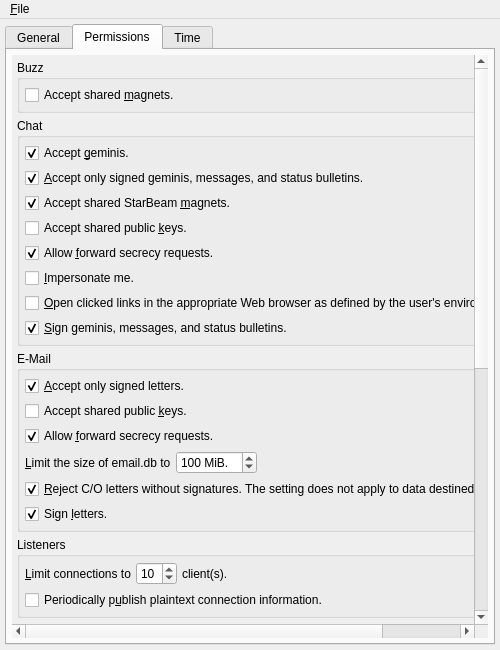
The window that branches/trunk/UI/spot-on-options.ui (textbrowser/spot-on) describes before a commit, drawn with Qt 5.
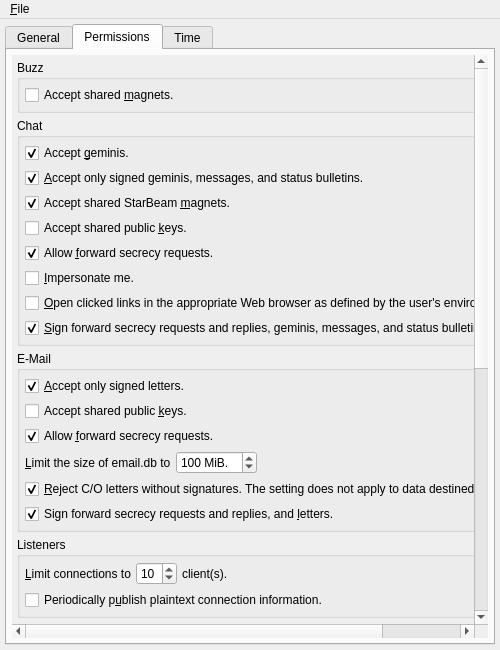
The same window after the commit. The open tabs and pages were chosen to show the change. Icons and pictures are not drawn.

Commit message: Avoid launching RSS threads if the user has not authenticated. Corrected signal-slot connection. Disable GCM for Threefish. More descriptive text in Options.

The edit to the form file:
```diff
--- a/branches/trunk/UI/spot-on-options.ui
+++ b/branches/trunk/UI/spot-on-options.ui
@@ -1276,8 +1276,8 @@
             <rect>
              <x>0</x>
              <y>0</y>
-             <width>605</width>
-             <height>1084</height>
+             <width>723</width>
+             <height>1072</height>
             </rect>
            </property>
            <layout class="QVBoxLayout" name="verticalLayout_11">
@@ -1400,7 +1400,7 @@
                <item>
                 <widget class="QCheckBox" name="chatSignMessages">
                  <property name="text">
-                  <string>&amp;Sign geminis, messages, and status bulletins.</string>
+                  <string>&amp;Sign forward secrecy requests and replies, geminis, messages, and status bulletins.</string>
                  </property>
                  <property name="checked">
                   <bool>true</bool>
@@ -1535,7 +1535,7 @@
                   <string>&lt;html&gt;&lt;head/&gt;&lt;body&gt;&lt;p&gt;The kernel is responsible for signing messages. Please avoid toggling this checkbox until queued messages have been processed by the kernel.&lt;/p&gt;&lt;/body&gt;&lt;/html&gt;</string>
                  </property>
                  <property name="text">
-                  <string>Sign &amp;letters.</string>
+                  <string>Sign forward secrecy requests and replies, and &amp;letters.</string>
                  </property>
                  <property name="checked">
                   <bool>true</bool>
```
Left out of the diff: 10 changed lines with no effect on the pictures. The commit also changes 6 other files.
